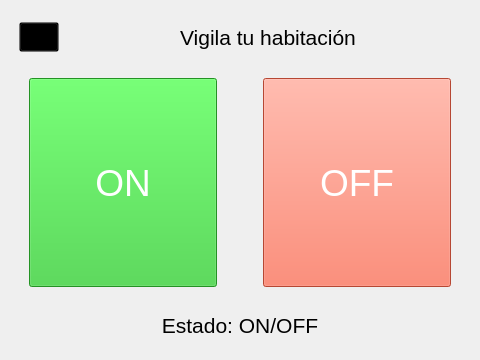
FranciscoScholborgh/ProyectoSeminarioActualizacion2019-2, file clientSide/vista/cliente.ui: the form before one commit.
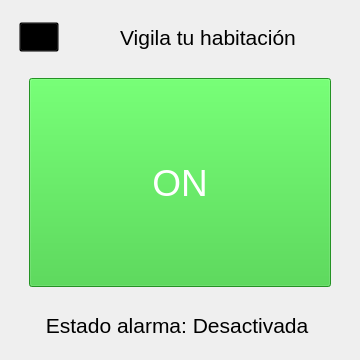
The form after the commit. Icons and pictures are not drawn.

Commit message: arreglos a GUI cliente y creacion clase Notifier

Patch:
```diff
--- a/clientSide/vista/cliente.ui
+++ b/clientSide/vista/cliente.ui
@@ -6,13 +6,13 @@
    <rect>
     <x>0</x>
     <y>0</y>
-    <width>480</width>
+    <width>360</width>
     <height>360</height>
    </rect>
   </property>
   <property name="minimumSize">
    <size>
-    <width>480</width>
+    <width>360</width>
     <height>360</height>
    </size>
   </property>
@@ -178,44 +178,6 @@
           </property>
          </widget>
         </item>
-        <item>
-         <spacer name="horizontalSpacer">
-          <property name="orientation">
-           <enum>Qt::Horizontal</enum>
-          </property>
-          <property name="sizeType">
-           <enum>QSizePolicy::Fixed</enum>
-          </property>
-          <property name="sizeHint" stdset="0">
-           <size>
-            <width>40</width>
-            <height>20</height>
-           </size>
-          </property>
-         </spacer>
-        </item>
-        <item>
-         <widget class="QToolButton" name="offBtn">
-          <property name="sizePolicy">
-           <sizepolicy hsizetype="MinimumExpanding" vsizetype="MinimumExpanding">
-            <horstretch>0</horstretch>
-            <verstretch>0</verstretch>
-           </sizepolicy>
-          </property>
-          <property name="font">
-           <font>
-            <pointsize>28</pointsize>
-           </font>
-          </property>
-          <property name="styleSheet">
-           <string notr="true">color: rgb(255, 255, 255);
-background-color: rgb(255, 99, 71);</string>
-          </property>
-          <property name="text">
-           <string>OFF</string>
-          </property>
-         </widget>
-        </item>
         <item>
          <spacer name="horizontalSpacer_3">
           <property name="orientation">
@@ -266,7 +228,7 @@
        </font>
       </property>
       <property name="text">
-       <string>Estado: ON/OFF</string>
+       <string>Estado alarma: Desactivada </string>
       </property>
       <property name="alignment">
        <set>Qt::AlignCenter</set>
```
Left out of the diff: 4 changed lines with no effect on the pictures. The commit also changes 3 other files.
